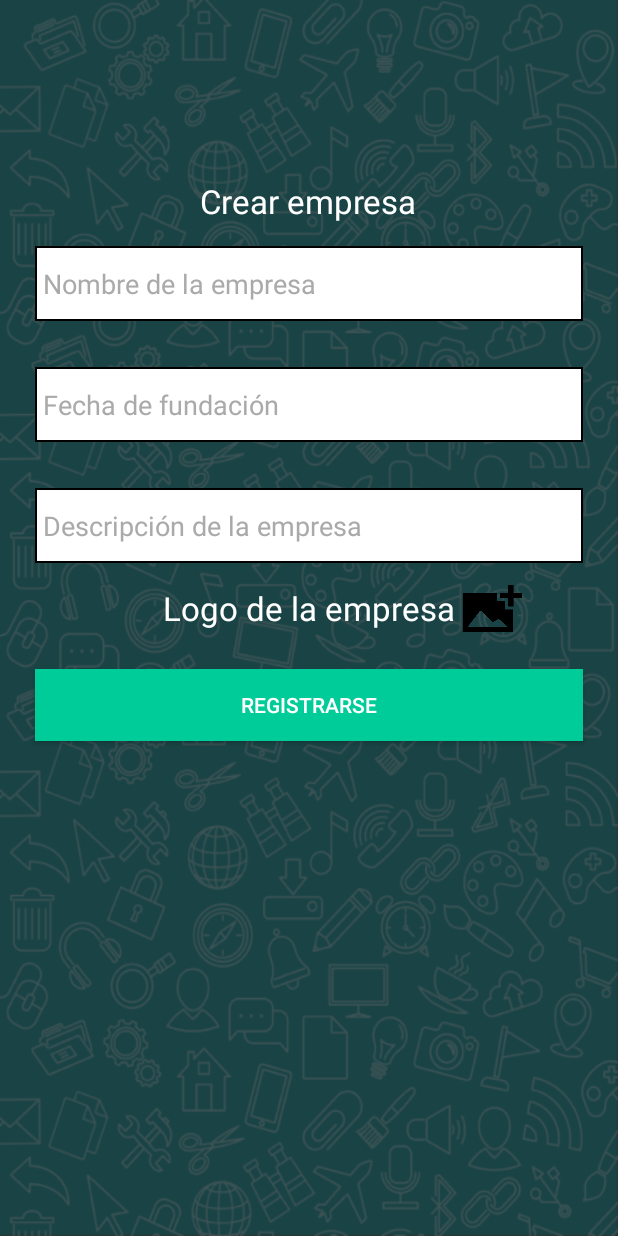
After one commit to dambjs/Resuelvelo, an Android app: the CrearEmpresa screen opened directly, with no data from a screen before it, on a phone screen of 412 x 824 dp. The commit adds this screen. Run offline under Robolectric (Android 15) with nearby library versions, the phone set to English and light mode, and no system bars.

Commit message:
Resuelvelo 1.0

```diff
--- a/app/build.gradle
+++ b/app/build.gradle
@@ -35,6 +35,7 @@ dependencies {
     annotationProcessor 'com.github.bumptech.glide:compiler:4.5.0'
     implementation 'com.google.firebase:firebase-core:11.8.0'
     implementation 'com.github.chrisbanes:PhotoView:1.2.6'
+    implementation 'com.android.support:cardview-v7:26.1.1'
     repositories {
         jcenter()
         maven { url "https://jitpack.io" }
--- a/app/src/main/AndroidManifest.xml
+++ b/app/src/main/AndroidManifest.xml
@@ -18,12 +18,13 @@
                 <category android:name="android.intent.category.LAUNCHER" />
             </intent-filter>
         </activity>
-        <activity
-            android:name=".view.PerfilEmpresario"/>
-        <activity
-            android:name=".view.PerfilEmpresario2"/>
+        <activity android:name=".view.PerfilEmpresario" />
+        <activity android:name=".view.PerfilEmpresario2" />
         <activity
             android:name=".view.Registro"
+            android:theme="@style/Theme.AppCompat.NoActionBar" />
+        <activity
+            android:name=".view.CrearEmpresa"
             android:theme="@style/Theme.AppCompat.NoActionBar"/>
     </application>
 
--- /dev/null
+++ b/app/src/main/java/com/example/sebas_pc/resuelvelo/view/CrearEmpresa.java
@@ -0,0 +1,15 @@
+package com.example.sebas_pc.resuelvelo.view;
+
+import android.support.v7.app.AppCompatActivity;
+import android.os.Bundle;
+
+import com.example.sebas_pc.resuelvelo.R;
+
+public class CrearEmpresa extends AppCompatActivity {
+
+    @Override
+    protected void onCreate(Bundle savedInstanceState) {
+        super.onCreate(savedInstanceState);
+        setContentView(R.layout.activity_crear_empresa);
+    }
+}
--- /dev/null
+++ b/app/src/main/res/layout/activity_crear_empresa.xml
@@ -0,0 +1,102 @@
+<?xml version="1.0" encoding="utf-8"?>
+<android.support.constraint.ConstraintLayout xmlns:android="http://schemas.android.com/apk/res/android"
+    xmlns:app="http://schemas.android.com/apk/res-auto"
+    xmlns:tools="http://schemas.android.com/tools"
+    android:layout_width="match_parent"
+    android:layout_height="match_parent"
+    tools:context=".view.CrearEmpresa"
+    android:background="@mipmap/fondo1">
+
+    <LinearLayout
+        android:layout_width="match_parent"
+        android:layout_height="wrap_content"
+        android:layout_centerVertical="true"
+        android:layout_marginBottom="16dp"
+        android:layout_marginEnd="8dp"
+        android:layout_marginStart="8dp"
+        android:layout_marginTop="8dp"
+        android:focusable="true"
+        android:focusableInTouchMode="true"
+        android:orientation="vertical"
+        app:layout_constraintBottom_toBottomOf="parent"
+        app:layout_constraintEnd_toEndOf="parent"
+        app:layout_constraintHorizontal_bias="0.0"
+        app:layout_constraintStart_toStartOf="parent"
+        app:layout_constraintTop_toTopOf="parent"
+        app:layout_constraintVertical_bias="0.235"
+        tools:ignore="UselessParent">
+
+
+        <TextView
+            android:id="@+id/creEmp"
+            android:layout_width="wrap_content"
+            android:layout_height="wrap_content"
+            android:layout_gravity="center_horizontal"
+            android:layout_marginTop="20dp"
+            android:text="@string/creaEmp"
+            android:textAppearance="?android:attr/textAppearanceLarge"
+            android:textColor="@android:color/white" />
+
+
+        <EditText
+            android:id="@+id/nombreEmp"
+            android:layout_width="match_parent"
+            android:layout_height="50dp"
+            android:layout_margin="15dp"
+            android:background="@drawable/bordes"
+            android:hint="@string/nombreEmp"
+            android:inputType="text"
+            android:paddingLeft="5dp"
+            android:textColor="@android:color/black"
+            android:textColorHint="@android:color/darker_gray" />
+
+        <EditText
+            android:id="@+id/fechaEmp"
+            android:layout_width="match_parent"
+            android:layout_height="50dp"
+            android:layout_margin="15dp"
+            android:background="@drawable/bordes"
+            android:hint="@string/fechaEmp"
+            android:paddingLeft="5dp"
+            android:textColor="@android:color/black"
+            android:textColorHint="@android:color/darker_gray" />
+
+        <EditText
+            android:id="@+id/descEmp"
+            android:layout_width="match_parent"
+            android:layout_height="50dp"
+            android:layout_margin="15dp"
+            android:background="@drawable/bordes"
+            android:hint="@string/descEmp"
+            android:inputType="text"
+            android:paddingLeft="5dp"
+            android:textColor="@android:color/black"
+            android:textColorHint="@android:color/darker_gray" />
+
+        <TextView
+            android:layout_width="wrap_content"
+            android:layout_height="30dp"
+            android:layout_gravity="center_horizontal"
+            android:text="@string/logoEmp"
+            android:textAppearance="?android:attr/textAppearanceLarge"
+            android:textColor="@android:color/white" />
+
+        <ImageView
+            android:layout_width="40dp"
+            android:layout_height="50dp"
+            android:layout_marginLeft="300dp"
+            android:layout_marginTop="-40dp"
+            android:src="@mipmap/add" />
+
+        <Button
+            android:id="@+id/registrarse"
+            android:layout_width="match_parent"
+            android:layout_height="wrap_content"
+            android:layout_margin="15dp"
+            android:background="#00cc99"
+            android:text="@string/registrarse"
+            android:textColor="@android:color/white" />
+
+    </LinearLayout>
+
+</android.support.constraint.ConstraintLayout>
--- a/app/src/main/res/layout/activity_perfil_empresario.xml
+++ b/app/src/main/res/layout/activity_perfil_empresario.xml
@@ -1,6 +1,7 @@
 <?xml version="1.0" encoding="utf-8"?>
 <LinearLayout xmlns:android="http://schemas.android.com/apk/res/android"
     xmlns:tools="http://schemas.android.com/tools"
+    xmlns:card_view="http://schemas.android.com/apk/res-auto"
     android:id="@+id/activity_main"
     android:layout_width="match_parent"
     android:layout_height="match_parent"
@@ -49,13 +50,43 @@
 
     </LinearLayout>
 
+    <LinearLayout
+        android:layout_width="match_parent"
+        android:layout_height="wrap_content"
+        android:layout_marginTop="20dp">
+
+        <android.support.v7.widget.CardView
+            android:id="@+id/card2"
+            android:layout_width="match_parent"
+            card_view:cardBackgroundColor="#2ECCFA"
+            android:layout_height="200dp">
+
+            <TextView
+                android:id="@+id/txt1"
+                android:layout_width="match_parent"
+                android:layout_height="wrap_content"
+                android:text="@string/empresas"
+                android:padding="10dp"
+                android:textColor="@android:color/black"
+                android:background="#A9F5F2"/>
+
+            <ImageView
+                android:layout_width="32dp"
+                android:layout_height="29dp"
+                android:layout_gravity="right"
+                android:layout_marginTop="5dp"
+                android:src="@mipmap/mas" />
+
+        </android.support.v7.widget.CardView>
+
+    </LinearLayout>
 
     <Button
         android:id="@+id/salir"
         style="@style/Widget.AppCompat.Button.Borderless.Colored"
         android:layout_width="match_parent"
         android:layout_height="wrap_content"
-        android:layout_marginTop="100dp"
+        android:layout_marginTop="40dp"
         android:onClick="salir"
         android:text="@string/salir" />
 </LinearLayout>
--- a/app/src/main/res/values/strings.xml
+++ b/app/src/main/res/values/strings.xml
@@ -15,7 +15,6 @@
     <!-- Registro -->
 
     <string name="registro">Hola, Registrate!</string>
-    <string name="nombreEmpresa">Nombre de la empresa:</string>
     <string name="nombreEmpresario">Nombre:</string>
     <string name="nombre">&#160;Nombre</string>
     <string name="email2">&#160;Email</string>
@@ -26,4 +25,14 @@
 
     <string name="not_close_session">No se pudo cerrar sesión</string>
     <string name="not_revoke">No se pudo revocar el acceso</string>
+
+    <!-- Perfil Empresario -->
+    <string name="empresas">MIS EMPRESAS</string>
+
+    <!-- Perfil Empresario -->
+    <string name="creaEmp">Crear empresa</string>
+    <string name="nombreEmp">Nombre de la empresa</string>
+    <string name="fechaEmp">Fecha de fundación</string>
+    <string name="descEmp">Descripción de la empresa</string>
+    <string name="logoEmp">Logo de la empresa</string>
 </resources>
```
Also changed, not shown: app/src/main/res/mipmap-mdpi/add.png (added), app/src/main/res/mipmap-mdpi/mas.jpg (added).
